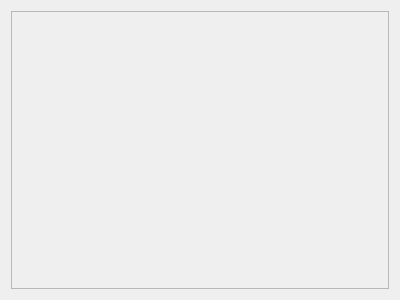
Old version of the form tools/editor/application/VadonEditor/UI/Model/Resource/ResourceEditor.ui in the repository janos-ijgyarto/vadon.
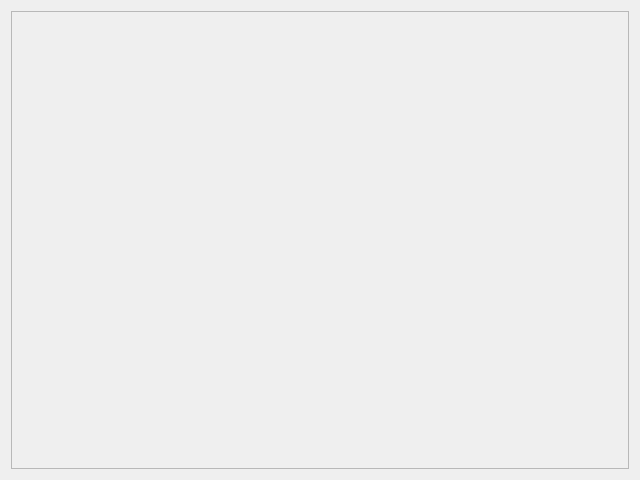
New version of the form. Icons and pictures are not drawn.

Patch:
```diff
--- a/tools/editor/application/VadonEditor/UI/Model/Resource/ResourceEditor.ui
+++ b/tools/editor/application/VadonEditor/UI/Model/Resource/ResourceEditor.ui
@@ -6,8 +6,8 @@
    <rect>
     <x>0</x>
     <y>0</y>
-    <width>400</width>
-    <height>300</height>
+    <width>640</width>
+    <height>480</height>
    </rect>
   </property>
   <property name="windowTitle">
@@ -24,8 +24,8 @@
        <rect>
         <x>0</x>
         <y>0</y>
-        <width>380</width>
-        <height>280</height>
+        <width>620</width>
+        <height>460</height>
        </rect>
       </property>
       <layout class="QVBoxLayout" name="verticalLayout">
```
